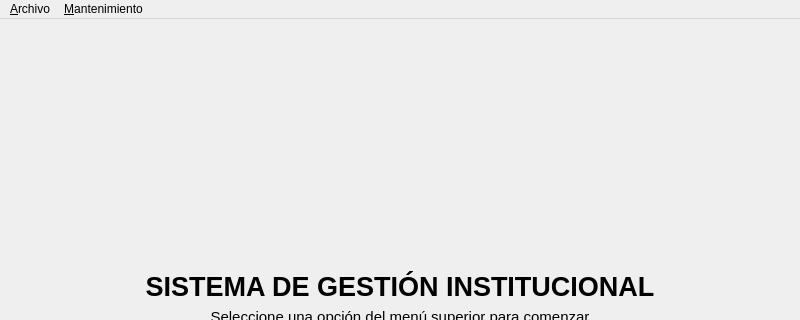
Qt form src/views/ui/frm_main.ui (ati60884341-bit/RIOJA-BIBLIOTECA) before a commit; both pictures show x 0 to 800 and y 0 to 320 of the 800 by 600 pixel window.
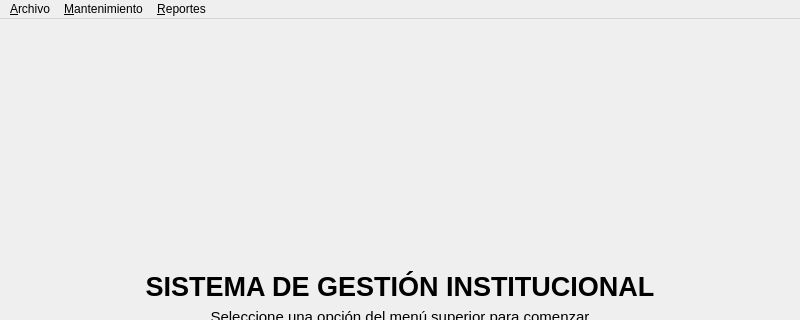
The same form after that commit.

Commit message:
S25: Reporte de personal con filtros multinivel y eliminacion real
- sp_empleados_filtrar_multinivel (rol, turno, solo activos, texto)
- filtrar_multinivel (DAO) y filtrar_reporte (controlador)
- Nueva ventana EmpleadoReporteView (frm_empleado_reporte.ui) con filtros reactivos
- Menu Reportes -> Consulta de Personal en MainWindow
- Boton Eliminar en Empleados y Programas: borrado fisico con baja logica
  si hay registros vinculados (IntegridadReferencialError)
- SPs de eliminacion de Programas y mensaje limpio al eliminar Roles

```diff
--- a/src/views/ui/frm_main.ui
+++ b/src/views/ui/frm_main.ui
@@ -97,8 +97,15 @@
     <addaction name="action_empleados"/>
     <addaction name="action_roles"/>
    </widget>
+   <widget class="QMenu" name="menuReportes">
+    <property name="title">
+     <string>&amp;Reportes</string>
+    </property>
+    <addaction name="action_reporte_empleados"/>
+   </widget>
    <addaction name="menuArchivo"/>
    <addaction name="menuMantenimiento"/>
+   <addaction name="menuReportes"/>
   </widget>
   <widget class="QStatusBar" name="statusbar"/>
   <action name="action_salir">
```
Left out of the diff: 5 changed lines with no effect on the pictures. The commit also changes 15 other files.
